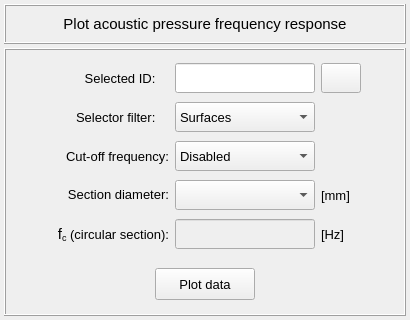
First picture: the form in vibra/interface/data/ui_files/plots/acoustic/acoustic_pressure_frequency_response_inputs.ui, repository MOPT-UFSC/VIBRA, before the edit.
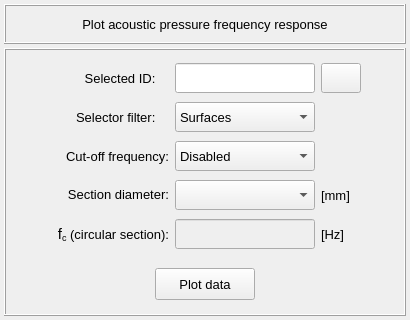
Second picture: the form after the edit. Icons and pictures are not drawn.

```diff
--- a/vibra/interface/data/ui_files/plots/acoustic/acoustic_pressure_frequency_response_inputs.ui
+++ b/vibra/interface/data/ui_files/plots/acoustic/acoustic_pressure_frequency_response_inputs.ui
@@ -96,8 +96,8 @@
         </property>
         <property name="font">
          <font>
-          <family>MS Shell Dlg 2</family>
-          <pointsize>11</pointsize>
+          <family>Segoe UI</family>
+          <pointsize>10</pointsize>
           <italic>false</italic>
           <bold>false</bold>
          </font>
```
